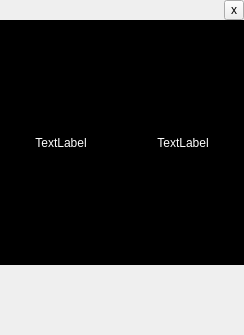
The window that app/ui/CardUI.ui (Meydan-ZHOU/smileSystem) describes before a commit, drawn with Qt 5.
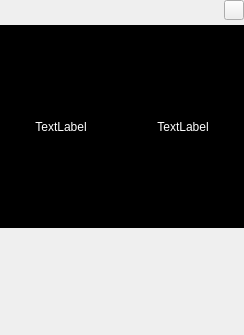
The same window after the commit.

What changed in the file:
```diff
--- a/app/ui/CardUI.ui
+++ b/app/ui/CardUI.ui
@@ -65,10 +65,10 @@
       <item>
        <layout class="QVBoxLayout" name="verticalLayout_2" stretch="0,2,1">
         <property name="spacing">
-         <number>0</number>
+         <number>5</number>
         </property>
         <property name="bottomMargin">
-         <number>10</number>
+         <number>0</number>
         </property>
         <item>
          <widget class="QWidget" name="widget_operates" native="true">
@@ -131,7 +131,7 @@
               <cursorShape>PointingHandCursor</cursorShape>
              </property>
              <property name="text">
-              <string>x</string>
+              <string/>
              </property>
             </widget>
            </item>
@@ -219,7 +219,7 @@
           <property name="maximumSize">
            <size>
             <width>16777215</width>
-            <height>60</height>
+            <height>16777215</height>
            </size>
           </property>
           <property name="cursor">
@@ -241,9 +241,12 @@
            <property name="bottomMargin">
             <number>0</number>
            </property>
-           <property name="spacing">
+           <property name="horizontalSpacing">
             <number>5</number>
            </property>
+           <property name="verticalSpacing">
+            <number>14</number>
+           </property>
            <item row="0" column="0">
             <layout class="QFormLayout" name="formLayout">
              <property name="sizeConstraint">
@@ -262,7 +265,7 @@
               <number>0</number>
              </property>
              <property name="verticalSpacing">
-              <number>10</number>
+              <number>14</number>
              </property>
              <property name="leftMargin">
               <number>0</number>
```
